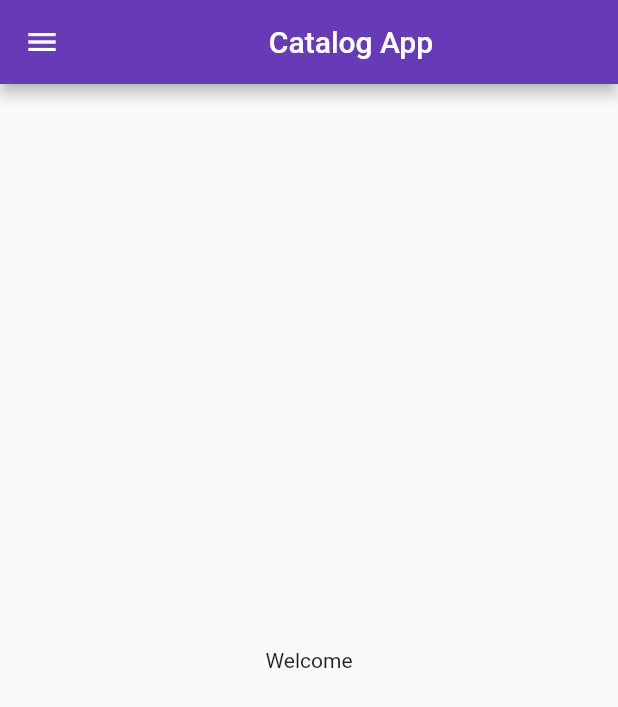
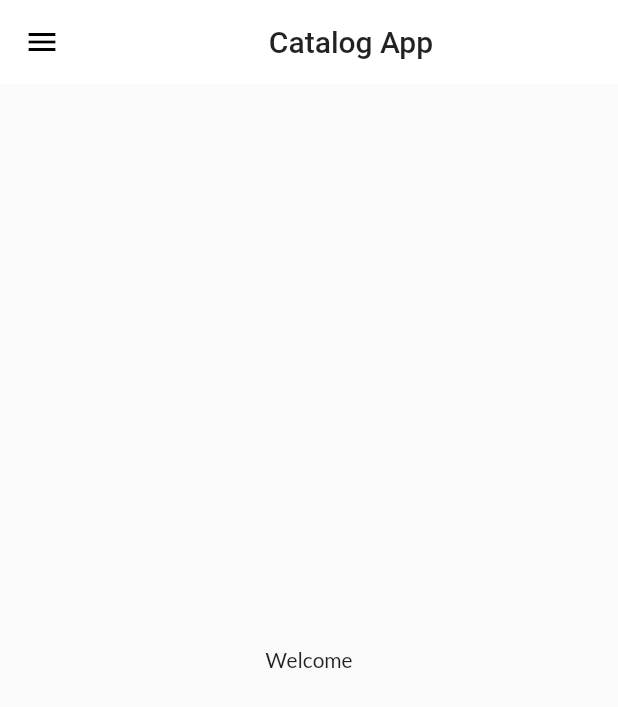
Before and after one commit to Reet0709/flutter, a Flutter app: the screen it shows after launch, on a phone screen of 412 x 824 dp. Shown: the top 707 px of the screen. Run offline on Flutter 3.47's test engine with Material 2 defaults, Android fonts, the phone set to English and light mode, and no system bars; our stand-ins replace google_fonts.

Commit message:
day-9 completed

```diff
--- a/lib/main.dart
+++ b/lib/main.dart
@@ -1,8 +1,11 @@
 import 'package:flutter/material.dart';
 import 'package:flutter_catalog/utils/routes.dart';
+import 'package:flutter_catalog/widgets/themes.dart';
+import 'package:google_fonts/google_fonts.dart';
 import 'pages/home_page.dart';
 import 'pages/login_page.dart';
 import 'utils/routes.dart';
+import 'widgets/themes.dart';
 
 void main() {
   runApp(MyApp());
@@ -13,9 +16,8 @@ class MyApp extends StatelessWidget {
   Widget build(BuildContext context) {
     return MaterialApp(
       themeMode: ThemeMode.light,
-      theme: ThemeData(
-        primarySwatch: Colors.deepPurple,
-      ),
+      theme: MyTheme.lightTheme(context),
+      darkTheme: MyTheme.darkTheme(context),
       debugShowCheckedModeBanner: false,
       initialRoute: MyRoutes.homeRoute,
       routes: {
--- /dev/null
+++ b/lib/widgets/themes.dart
@@ -0,0 +1,18 @@
+import 'package:flutter/material.dart';
+import 'package:google_fonts/google_fonts.dart';
+
+class MyTheme {
+  static ThemeData lightTheme(BuildContext context) => ThemeData(
+        primarySwatch: Colors.deepPurple,
+        fontFamily: GoogleFonts.lato().fontFamily,
+        appBarTheme: AppBarTheme(
+          color: Colors.white,
+          elevation: 0.0,
+          iconTheme: IconThemeData(color: Colors.black),
+          textTheme: Theme.of(context).textTheme,
+        ),
+      );
+
+  static ThemeData darkTheme(BuildContext context) =>
+      ThemeData(brightness: Brightness.dark);
+}
--- a/pubspec.yaml
+++ b/pubspec.yaml
@@ -32,6 +32,7 @@ dependencies:
 dev_dependencies:
   flutter_test:
     sdk: flutter
+  google_fonts: ^1.1.0
 
 # For information on the generic Dart part of this file, see the
 # following page: https://dart.dev/tools/pub/pubspec
```
Also changed, not shown: lib/pages/home_page.dart (+7 -1 lines), lib/models/catalog.dart (added), pubspec.lock.
